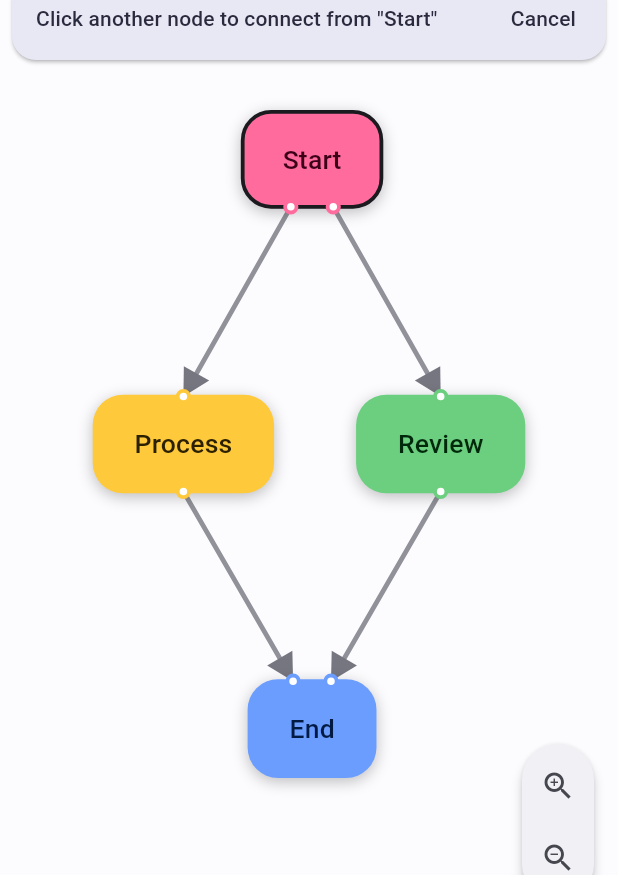
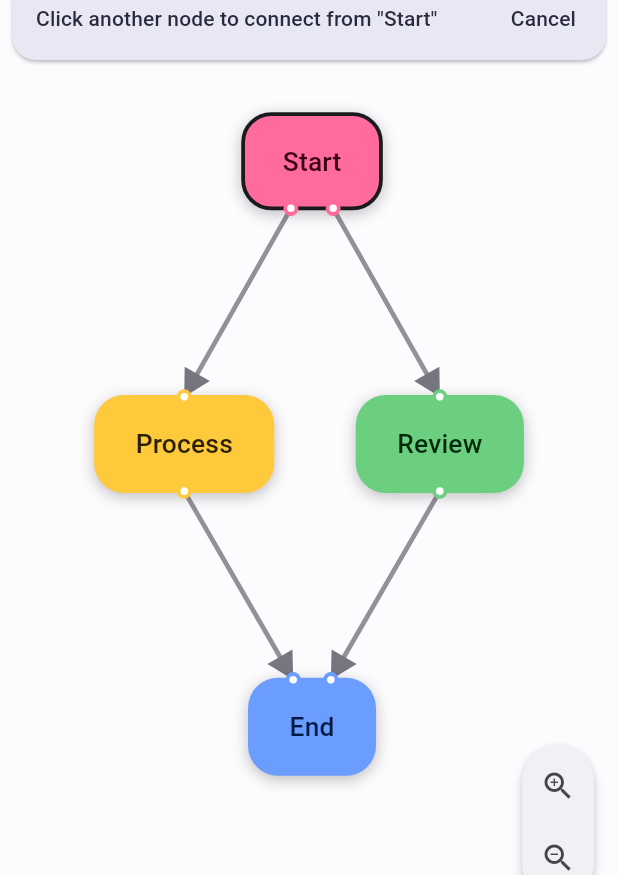
Before and after one commit to mikeb2k/flutter_interactive_graphs_package, a Flutter app: the PlaygroundView screen opened directly, after a tap on "Start", on a phone screen of 412 x 824 dp. Shown: the part 210-1085 px from the top of the screen. Run offline on Flutter 3.47's test engine with Material 3 defaults, Android fonts, the phone set to English and light mode, and no system bars; our stand-ins replace flutter_riverpod, material_ui.

Commit message:
feat(viewer)!: reserve overlay room with content insets and add centerOn
`contentOffset` could only shift the graph, so `centerGraph` still
scaled it to the whole viewer and a toolbar or a panel could cover it.
The showcase worked around that with its own fit.

`GraphViewerController` now takes the room overlay UI covers at each
edge (`contentInsets`, `updateContentInsets`). `centerGraph` fits the
graph into what is left, and the new `centerOn(graphPoint, scale:)`
puts a graph point in the middle of it.

The example screens move to the new API; the showcase still uses its own
fit until the next commits.

BREAKING CHANGE: `GraphViewerController.contentOffset` and
`updateContentOffset(Offset)` are removed. Replace
`updateContentOffset(Offset(0, top - bottom))` with
`updateContentInsets(EdgeInsets.only(top: top, bottom: bottom))`.
The version goes to 0.2.0.

Co-Authored-By: Claude Fable 5.2 <noreply@anthropic.com>

```diff
--- a/example/lib/features/playground/views/playground_view.dart
+++ b/example/lib/features/playground/views/playground_view.dart
@@ -293,15 +293,16 @@ class _PlaygroundViewState extends ConsumerState<PlaygroundView> {
   /// Centers the graph in the area between the overlays and the toolbar.
   void _onOverlaySize(Size size) {
     _overlayHeight = size.height;
-    _updateContentOffset();
+    _updateContentInsets();
   }
 
   void _onToolbarSize(Size size) {
     _toolbarHeight = size.height + 16;
-    _updateContentOffset();
+    _updateContentInsets();
   }
 
-  void _updateContentOffset() => _controller.updateContentOffset(Offset(0, _overlayHeight - _toolbarHeight));
+  void _updateContentInsets() =>
+      _controller.updateContentInsets(EdgeInsets.only(top: _overlayHeight, bottom: _toolbarHeight));
 
   // ---- User actions -----------------------------------------------------------------------------
 
--- a/example/lib/features/showcase/views/showcase_view.dart
+++ b/example/lib/features/showcase/views/showcase_view.dart
@@ -78,7 +78,7 @@ class _ShowcaseViewState extends ConsumerState<ShowcaseView> with TickerProvider
     _controller = GraphViewerController(
       graph: StepGraph.build(state.visibleIds, state.layout),
       layoutConfig: state.layout.config,
-    )..updateContentOffset(Offset(0, _topInset(state) - ShowcaseMetrics.bottomInset));
+    )..updateContentInsets(EdgeInsets.only(top: _topInset(state), bottom: ShowcaseMetrics.bottomInset));
     _pan.addListener(_onPanTick);
     ref
       ..listenManual(showcaseProvider.select((state) => (state.visibleIds, state.layout)), _onGraphChanged)
@@ -210,7 +210,7 @@ class _ShowcaseViewState extends ConsumerState<ShowcaseView> with TickerProvider
   void _onCameraChanged(CameraRequest? previous, CameraRequest next) => unawaited(_followCamera(next));
 
   void _onCaptionChanged(bool? previous, bool next) =>
-      _controller.updateContentOffset(Offset(0, _topInset(_state) - ShowcaseMetrics.bottomInset));
+      _controller.updateContentInsets(EdgeInsets.only(top: _topInset(_state), bottom: ShowcaseMetrics.bottomInset));
 
   void _onRunningChanged(bool? previous, bool next) => _syncFlow();
 
--- a/example/lib/features/stress_test/views/stress_test_view.dart
+++ b/example/lib/features/stress_test/views/stress_test_view.dart
@@ -108,7 +108,7 @@ class _StressTestViewState extends ConsumerState<StressTestView> {
     if (previous?.stressGraph != next.stressGraph) {
       final old = _controller;
       setState(() {
-        _controller = _createController(next)..updateContentOffset(old.contentOffset);
+        _controller = _createController(next)..updateContentInsets(old.contentInsets);
       });
       // The viewer lets go of the old controller while rebuilding
       WidgetsBinding.instance.addPostFrameCallback((_) => old.dispose());
@@ -126,6 +126,6 @@ class _StressTestViewState extends ConsumerState<StressTestView> {
   void _reserveControlsHeight(Duration _) {
     if (!mounted) return;
     final height = _controlsKey.currentContext?.size?.height;
-    if (height != null) _controller.updateContentOffset(Offset(0, height));
+    if (height != null) _controller.updateContentInsets(EdgeInsets.only(top: height));
   }
 }
--- a/lib/src/viewer/graph_viewer_controller.dart
+++ b/lib/src/viewer/graph_viewer_controller.dart
@@ -1,8 +1,8 @@
 import 'dart:async';
 import 'dart:math' as math;
-import 'dart:ui';
 
 import 'package:flutter/foundation.dart';
+import 'package:flutter/widgets.dart';
 import 'package:interactive_graphs/src/layout/graph_layout.dart';
 import 'package:interactive_graphs/src/layout/layout_config.dart';
 import 'package:interactive_graphs/src/model/graph.dart';
@@ -91,7 +91,7 @@ class GraphViewerController extends ChangeNotifier {
   LayoutConfig _layoutConfig;
   Rect _positionBounds;
   Size _canvasSize = Size.zero;
-  Offset _contentOffset = Offset.zero;
+  EdgeInsets _contentInsets = EdgeInsets.zero;
   Map<String, Size> _measuredSizes = const {};
   Map<String, Offset> _manualPositions = const {};
   Graph? _manualLayout;
@@ -131,8 +131,9 @@ class GraphViewerController extends ChangeNotifier {
   /// Size of the viewer, [Size.zero] until it is laid out.
   Size get canvasSize => _canvasSize;
 
-  /// Space reserved for overlay UI; [centerGraph] shifts the graph by half of it.
-  Offset get contentOffset => _contentOffset;
+  /// Room overlay UI takes at the edges of the viewer; [centerGraph] and [centerOn] use what is
+  /// left.
+  EdgeInsets get contentInsets => _contentInsets;
 
   /// Positions placed by hand (dragging or [moveNode]), by node id.
   Map<String, Offset> get manualPositions => _manualPositions;
@@ -189,29 +190,36 @@ class GraphViewerController extends ChangeNotifier {
     moveNode(id, node.position + delta);
   }
 
-  /// Reserves room for overlay UI, which [centerGraph] compensates for.
-  void updateContentOffset(Offset value) {
-    if (value == _contentOffset) return;
-    _contentOffset = value;
+  /// Reserves room for overlay UI at the edges of the viewer (a toolbar, a caption…). The view
+  /// stays where it is until the next [centerGraph] or [centerOn].
+  void updateContentInsets(EdgeInsets value) {
+    if (value == _contentInsets) return;
+    _contentInsets = value;
     _notifyStructure();
   }
 
-  /// Centers the node bounds in the viewport and scales them to fit (within the viewer's zoom
-  /// limits).
+  /// Centers the graph in the room [contentInsets] leave and scales it to fit there (within the
+  /// viewer's zoom limits).
   void centerGraph({bool animated = true}) {
-    final centered = _contentOffset / 2;
     if (_layoutedGraph.nodes.isEmpty || _canvasSize.isEmpty) {
-      updateTransform(scale: _clampScale(1), offset: centered, animated: animated);
+      centerOn(graphCenter, scale: 1, animated: animated);
       return;
     }
     final bounds = GraphBounds.ofNodes(_layoutedGraph.nodes.values);
+    final room = _contentInsets.deflateSize(_canvasSize);
     final padding = _config.contentPadding;
-    final fitX = bounds.width > 0 ? _canvasSize.width * padding / bounds.width : 1.0;
-    final fitY = bounds.height > 0 ? _canvasSize.height * padding / bounds.height : 1.0;
-    final scale = _clampScale(math.min(fitX, fitY));
-    // The viewer centers the node positions; the bounds also cover the node sizes
-    final offset = centered - (bounds.center - graphCenter) * scale;
-    updateTransform(scale: scale, offset: offset, animated: animated);
+    final fitX = bounds.width > 0 ? room.width * padding / bounds.width : 1.0;
+    final fitY = bounds.height > 0 ? room.height * padding / bounds.height : 1.0;
+    centerOn(bounds.center, scale: math.min(fitX, fitY), animated: animated);
+  }
+
+  /// Puts [graphPoint] (graph space) in the middle of the room [contentInsets] leave, at [scale]
+  /// (the current zoom when `null`, clamped to the viewer's zoom limits).
+  void centerOn(Offset graphPoint, {double? scale, bool animated = true}) {
+    final target = _clampScale(scale ?? this.scale);
+    final insets = _contentInsets;
+    final middle = Offset((insets.left - insets.right) / 2, (insets.top - insets.bottom) / 2);
+    updateTransform(scale: target, offset: middle - (graphPoint - graphCenter) * target, animated: animated);
   }
 
   /// Zooms in one `zoomStep` about the viewport center, animated.
--- a/pubspec.yaml
+++ b/pubspec.yaml
@@ -1,6 +1,6 @@
 name: interactive_graphs
 description: "Interactive directed graph viewer for Flutter: hierarchical and force-directed layouts, pan and zoom, styled and labelled edges, anchors, selection, hover and node drag."
-version: 0.1.0
+version: 0.2.0
 publish_to: none
 repository: https://github.com/BADIT-s-r-o/flutter_interactive_graphs_package
 
```
Also changed, not shown: example/pubspec.lock, 3 other files.
